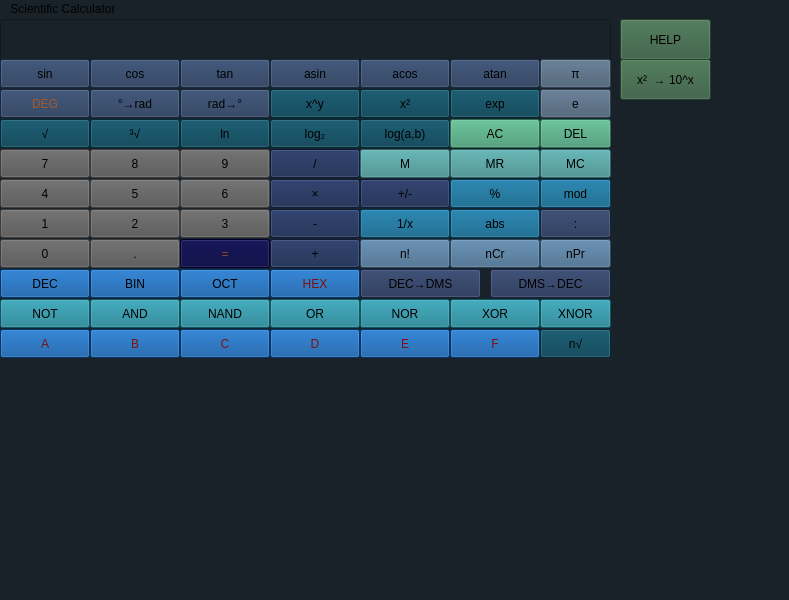
Before: the Qt Designer form mainwindow.ui in VahagMardyan/Scientific_Calculator, drawn with Qt 5.
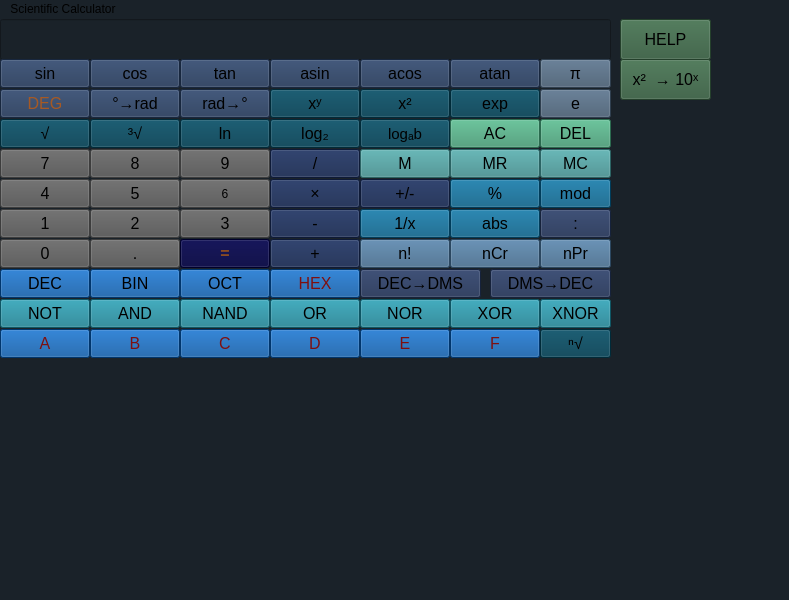
After: the same form once the commit is applied.

What changed in the file:
```diff
--- a/mainwindow.ui
+++ b/mainwindow.ui
@@ -49,6 +49,11 @@
       <height>29</height>
      </rect>
     </property>
+    <property name="font">
+     <font>
+      <pointsize>12</pointsize>
+     </font>
+    </property>
     <property name="cursor">
      <cursorShape>PointingHandCursor</cursorShape>
     </property>
@@ -74,6 +79,11 @@
       <height>29</height>
      </rect>
     </property>
+    <property name="font">
+     <font>
+      <pointsize>12</pointsize>
+     </font>
+    </property>
     <property name="cursor">
      <cursorShape>PointingHandCursor</cursorShape>
     </property>
@@ -96,6 +106,12 @@
       <height>29</height>
      </rect>
     </property>
+    <property name="font">
+     <font>
+      <pointsize>12</pointsize>
+      <underline>false</underline>
+     </font>
+    </property>
     <property name="cursor">
      <cursorShape>PointingHandCursor</cursorShape>
     </property>
@@ -118,6 +134,11 @@
       <height>29</height>
      </rect>
     </property>
+    <property name="font">
+     <font>
+      <pointsize>12</pointsize>
+     </font>
+    </property>
     <property name="cursor">
      <cursorShape>PointingHandCursor</cursorShape>
     </property>
@@ -140,6 +161,11 @@
       <height>29</height>
      </rect>
     </property>
+    <property name="font">
+     <font>
+      <pointsize>12</pointsize>
+     </font>
+    </property>
     <property name="cursor">
      <cursorShape>PointingHandCursor</cursorShape>
     </property>
@@ -162,6 +188,11 @@
       <height>29</height>
      </rect>
     </property>
+    <property name="font">
+     <font>
+      <pointsize>12</pointsize>
+     </font>
+    </property>
     <property name="cursor">
      <cursorShape>PointingHandCursor</cursorShape>
     </property>
@@ -184,6 +215,11 @@
       <height>29</height>
      </rect>
     </property>
+    <property name="font">
+     <font>
+      <pointsize>12</pointsize>
+     </font>
+    </property>
     <property name="cursor">
      <cursorShape>PointingHandCursor</cursorShape>
     </property>
@@ -206,6 +242,11 @@
       <height>41</height>
      </rect>
     </property>
+    <property name="font">
+     <font>
+      <pointsize>12</pointsize>
+     </font>
+    </property>
     <property name="cursor">
      <cursorShape>PointingHandCursor</cursorShape>
     </property>
@@ -228,6 +269,11 @@
       <height>29</height>
      </rect>
     </property>
+    <property name="font">
+     <font>
+      <pointsize>12</pointsize>
+     </font>
+    </property>
     <property name="cursor">
      <cursorShape>PointingHandCursor</cursorShape>
     </property>
@@ -251,6 +297,11 @@
       <height>29</height>
      </rect>
     </property>
+    <property name="font">
+     <font>
+      <pointsize>12</pointsize>
+     </font>
+    </property>
     <property name="cursor">
      <cursorShape>PointingHandCursor</cursorShape>
     </property>
@@ -273,6 +324,11 @@
       <height>29</height>
      </rect>
     </property>
+    <property name="font">
+     <font>
+      <pointsize>12</pointsize>
+     </font>
+    </property>
     <property name="cursor">
      <cursorShape>PointingHandCursor</cursorShape>
     </property>
@@ -283,7 +339,7 @@
      <string notr="true">background-color: rgb(0, 60, 80);</string>
     </property>
     <property name="text">
-     <string>x^y</string>
+     <string>xʸ</string>
     </property>
    </widget>
    <widget class="QPushButton" name="btnDegToRad">
@@ -295,6 +351,11 @@
       <height>29</height>
      </rect>
     </property>
+    <property name="font">
+     <font>
+      <pointsize>12</pointsize>
+     </font>
+    </property>
     <property name="cursor">
      <cursorShape>PointingHandCursor</cursorShape>
     </property>
@@ -317,6 +378,11 @@
       <height>29</height>
      </rect>
     </property>
+    <property name="font">
+     <font>
+      <pointsize>12</pointsize>
+     </font>
+    </property>
     <property name="cursor">
      <cursorShape>PointingHandCursor</cursorShape>
     </property>
@@ -339,6 +405,11 @@
       <height>29</height>
      </rect>
     </property>
+    <property name="font">
+     <font>
+      <pointsize>12</pointsize>
+     </font>
+    </property>
     <property name="cursor">
      <cursorShape>PointingHandCursor</cursorShape>
     </property>
@@ -361,6 +432,11 @@
       <height>29</height>
      </rect>
     </property>
+    <property name="font">
+     <font>
+      <pointsize>12</pointsize>
+     </font>
+    </property>
     <property name="cursor">
      <cursorShape>PointingHandCursor</cursorShape>
     </property>
@@ -383,6 +459,11 @@
       <height>29</height>
      </rect>
     </property>
+    <property name="font">
+     <font>
+      <pointsize>12</pointsize>
+     </font>
+    </property>
     <property name="cursor">
      <cursorShape>PointingHandCursor</cursorShape>
     </property>
@@ -405,6 +486,11 @@
       <height>29</height>
      </rect>
     </property>
+    <property name="font">
+     <font>
+      <pointsize>12</pointsize>
+     </font>
+    </property>
     <property name="cursor">
      <cursorShape>PointingHandCursor</cursorShape>
     </property>
@@ -427,6 +513,11 @@
       <height>29</height>
      </rect>
     </property>
+    <property name="font">
+     <font>
+      <pointsize>12</pointsize>
+     </font>
+    </property>
     <property name="cursor">
      <cursorShape>PointingHandCursor</cursorShape>
     </property>
@@ -449,6 +540,11 @@
       <height>29</height>
      </rect>
     </property>
+    <property name="font">
+     <font>
+      <pointsize>12</pointsize>
+     </font>
+    </property>
     <property name="cursor">
      <cursorShape>PointingHandCursor</cursorShape>
     </property>
@@ -471,6 +567,11 @@
       <height>29</height>
      </rect>
     </property>
+    <property name="font">
+     <font>
+      <pointsize>12</pointsize>
+     </font>
+    </property>
     <property name="cursor">
      <cursorShape>PointingHandCursor</cursorShape>
     </property>
@@ -493,6 +594,11 @@
       <height>29</height>
      </rect>
     </property>
+    <property name="font">
+     <font>
+      <pointsize>12</pointsize>
+     </font>
+    </property>
     <property name="cursor">
      <cursorShape>PointingHandCursor</cursorShape>
     </property>
@@ -515,6 +621,11 @@
       <height>29</height>
      </rect>
     </property>
+    <property name="font">
+     <font>
+      <pointsize>12</pointsize>
+     </font>
+    </property>
     <property name="cursor">
      <cursorShape>PointingHandCursor</cursorShape>
     </property>
@@ -534,6 +645,11 @@
       <height>29</height>
      </rect>
     </property>
+    <property name="font">
+     <font>
+      <pointsize>12</pointsize>
+     </font>
+    </property>
     <property name="cursor">
      <cursorShape>PointingHandCursor</cursorShape>
     </property>
@@ -555,6 +671,7 @@
     </property>
     <property name="font">
      <font>
+      <pointsize>11</pointsize>
       <bold>false</bold>
      </font>
     </property>
@@ -568,7 +685,7 @@
      <string notr="true">background-color: rgb(0, 60, 80);</string>
     </property>
     <property name="text">
-     <string>log(a,b)</string>
+     <string>logₐb</string>
     </property>
    </widget>
    <widget class="QPushButton" name="btnDel">
@@ -580,6 +697,11 @@
       <height>29</height>
      </rect>
     </property>
+    <property name="font">
+     <font>
+      <pointsize>12</pointsize>
+     </font>
+    </property>
     <property name="cursor">
      <cursorShape>PointingHandCursor</cursorShape>
     </property>
@@ -602,6 +724,11 @@
       <height>29</height>
      </rect>
     </property>
+    <property name="font">
+     <font>
+      <pointsize>12</pointsize>
+     </font>
+    </property>
     <property name="cursor">
      <cursorShape>PointingHandCursor</cursorShape>
     </property>
@@ -624,6 +751,11 @@
       <height>29</height>
      </rect>
     </property>
+    <property name="font">
+     <font>
+      <pointsize>12</pointsize>
+     </font>
+    </property>
     <property name="cursor">
      <cursorShape>PointingHandCursor</cursorShape>
     </property>
@@ -643,6 +775,11 @@
       <height>29</height>
      </rect>
     </property>
+    <property name="font">
+     <font>
+      <pointsize>12</pointsize>
+     </font>
+    </property>
     <property name="cursor">
      <cursorShape>PointingHandCursor</cursorShape>
     </property>
@@ -662,6 +799,11 @@
       <height>29</height>
      </rect>
     </property>
+    <property name="font">
+     <font>
+      <pointsize>12</pointsize>
+     </font>
+    </property>
     <property name="cursor">
      <cursorShape>PointingHandCursor</cursorShape>
     </property>
@@ -684,6 +826,11 @@
       <height>29</height>
      </rect>
     </property>
+    <property name="font">
+     <font>
+      <pointsize>12</pointsize>
+     </font>
+    </property>
     <property name="cursor">
      <cursorShape>PointingHandCursor</cursorShape>
     </property>
@@ -706,6 +853,11 @@
       <height>29</height>
      </rect>
     </property>
+    <property name="font">
+     <font>
+      <pointsize>12</pointsize>
+     </font>
+    </property>
     <property name="cursor">
      <cursorShape>PointingHandCursor</cursorShape>
     </property>
@@ -728,6 +880,11 @@
       <height>29</height>
      </rect>
     </property>
+    <property name="font">
+     <font>
+      <pointsize>12</pointsize>
+     </font>
+    </property>
     <property name="cursor">
      <cursorShape>PointingHandCursor</cursorShape>
     </property>
@@ -747,6 +904,11 @@
       <height>29</height>
      </rect>
     </property>
+    <property name="font">
+     <font>
+      <pointsize>12</pointsize>
+     </font>
+    </property>
     <property name="cursor">
      <cursorShape>PointingHandCursor</cursorShape>
     </property>
@@ -766,6 +928,11 @@
       <height>29</height>
      </rect>
     </property>
+    <property name="font">
+     <font>
+      <pointsize>12</pointsize>
+     </font>
+    </property>
     <property name="cursor">
      <cursorShape>PointingHandCursor</cursorShape>
     </property>
@@ -788,6 +955,11 @@
       <height>29</height>
      </rect>
     </property>
+    <property name="font">
+     <font>
+      <pointsize>12</pointsize>
+     </font>
+    </property>
     <property name="cursor">
      <cursorShape>PointingHandCursor</cursorShape>
     </property>
@@ -826,6 +998,11 @@
       <height>29</height>
      </rect>
     </property>
+    <property name="font">
+     <font>
+      <pointsize>12</pointsize>
+     </font>
+    </property>
     <property name="cursor">
      <cursorShape>PointingHandCursor</cursorShape>
     </property>
@@ -845,6 +1022,11 @@
       <height>29</height>
      </rect>
     </property>
+    <property name="font">
+     <font>
+      <pointsize>12</pointsize>
+     </font>
+    </property>
     <property name="cursor">
      <cursorShape>PointingHandCursor</cursorShape>
     </property>
@@ -864,6 +1046,11 @@
       <height>29</height>
      </rect>
     </property>
+    <property name="font">
+     <font>
+      <pointsize>12</pointsize>
+     </font>
+    </property>
     <property name="cursor">
      <cursorShape>PointingHandCursor</cursorShape>
     </property>
@@ -886,6 +1073,11 @@
       <height>29</height>
      </rect>
     </property>
+    <property name="font">
+     <font>
+      <pointsize>12</pointsize>
+     </font>
+    </property>
     <property name="cursor">
      <cursorShape>PointingHandCursor</cursorShape>
     </property>
@@ -908,6 +1100,11 @@
       <height>29</height>
      </rect>
     </property>
+    <property name="font">
+     <font>
+      <pointsize>12</pointsize>
+     </font>
+    </property>
     <property name="cursor">
      <cursorShape>PointingHandCursor</cursorShape>
     </property>
@@ -930,6 +1127,11 @@
       <height>29</height>
      </rect>
     </property>
+    <property name="font">
+     <font>
+      <pointsize>12</pointsize>
+     </font>
+    </property>
     <property name="cursor">
      <cursorShape>PointingHandCursor</cursorShape>
     </property>
@@ -949,6 +1151,11 @@
       <height>29</height>
      </rect>
     </property>
+    <property name="font">
+     <font>
+      <pointsize>12</pointsize>
+     </font>
+    </property>
     <property name="cursor">
      <cursorShape>PointingHandCursor</cursorShape>
     </property>
@@ -968,6 +1175,11 @@
       <height>29</height>
      </rect>
     </property>
+    <property name="font">
+     <font>
+      <pointsize>12</pointsize>
+     </font>
+    </property>
     <property name="cursor">
      <cursorShape>PointingHandCursor</cursorShape>
     </property>
@@ -987,6 +1199,11 @@
       <height>29</height>
      </rect>
     </property>
+    <property name="font">
+     <font>
+      <pointsize>12</pointsize>
+     </font>
+    </property>
     <property name="cursor">
      <cursorShape>PointingHandCursor</cursorShape>
     </property>
@@ -1009,6 +1226,11 @@
       <height>29</height>
      </rect>
     </property>
+    <property name="font">
+     <font>
+      <pointsize>12</pointsize>
+     </font>
+    </property>
     <property name="cursor">
      <cursorShape>PointingHandCursor</cursorShape>
     </property>
@@ -1031,6 +1253,11 @@
       <height>29</height>
      </rect>
     </property>
+    <property name="font">
+     <font>
+      <pointsize>12</pointsize>
+     </font>
+    </property>
     <property name="cursor">
      <cursorShape>PointingHandCursor</cursorShape>
     </property>
@@ -1053,6 +1280,11 @@
       <height>29</height>
      </rect>
     </property>
+    <property name="font">
+     <font>
+      <pointsize>12</pointsize>
+     </font>
+    </property>
     <property name="cursor">
      <cursorShape>PointingHandCursor</cursorShape>
     </property>
@@ -1072,6 +1304,12 @@
       <height>29</height>
      </rect>
     </property>
+    <property name="font">
+     <font>
+      <pointsize>12</pointsize>
+      <bold>true</bold>
+     </font>
+    </property>
     <property name="cursor">
      <cursorShape>PointingHandCursor</cursorShape>
     </property>
@@ -1095,6 +1333,11 @@
       <height>29</height>
      </rect>
     </property>
+    <property name="font">
+     <font>
+      <pointsize>12</pointsize>
+     </font>
+    </property>
     <property name="cursor">
      <cursorShape>PointingHandCursor</cursorShape>
     </property>
@@ -1114,6 +1357,11 @@
       <height>29</height>
      </rect>
     </property>
+    <property name="font">
+     <font>
+      <pointsize>12</pointsize>
+     </font>
+    </property>
     <property name="cursor">
      <cursorShape>PointingHandCursor</cursorShape>
     </property>
@@ -1137,6 +1385,11 @@
       <height>29</height>
      </rect>
     </property>
+    <property name="font">
+     <font>
+      <pointsize>12</pointsize>
+     </font>
+    </property>
     <property name="cursor">
      <cursorShape>PointingHandCursor</cursorShape>
     </property>
@@ -1160,6 +1413,11 @@
       <height>29</height>
      </rect>
     </property>
+    <property name="font">
+     <font>
+      <pointsize>12</pointsize>
+     </font>
+    </property>
     <property name="cursor">
      <cursorShape>PointingHandCursor</cursorShape>
     </property>
@@ -1183,6 +1441,11 @@
       <height>29</height>
      </rect>
     </property>
+    <property name="font">
+     <font>
+      <pointsize>12</pointsize>
+     </font>
+    </property>
     <property name="cursor">
      <cursorShape>PointingHandCursor</cursorShape>
     </property>
@@ -1209,6 +1472,11 @@
       <height>29</height>
      </rect>
     </property>
+    <property name="font">
+     <font>
+      <pointsize>12</pointsize>
+     </font>
+    </property>
     <property name="cursor">
      <cursorShape>PointingHandCursor</cursorShape>
     </property>
@@ -1232,6 +1500,11 @@
       <height>29</height>
      </rect>
     </property>
+    <property name="font">
+     <font>
+      <pointsize>12</pointsize>
+     </font>
+    </property>
     <property name="cursor">
      <cursorShape>PointingHandCursor</cursorShape>
     </property>
@@ -1242,7 +1515,7 @@
      <string notr="true">background-color: rgb(0, 60, 80);</string>
     </property>
     <property name="text">
-     <string>n√</string>
+     <string>ⁿ√</string>
     </property>
    </widget>
    <widget class="QPushButton" name="btnB_hex">
@@ -1254,6 +1527,11 @@
       <height>29</height>
      </rect>
     </property>
+    <property name="font">
+     <font>
+      <pointsize>12</pointsize>
+     </font>
+    </property>
     <property name="cursor">
      <cursorShape>PointingHandCursor</cursorShape>
     </property>
@@ -1277,6 +1555,11 @@
       <height>29</height>
      </rect>
     </property>
+    <property name="font">
+     <font>
+      <pointsize>12</pointsize>
+     </font>
+    </property>
     <property name="cursor">
      <cursorShape>PointingHandCursor</cursorShape>
     </property>
@@ -1299,6 +1582,11 @@
       <height>29</height>
      </rect>
     </property>
+    <property name="font">
+     <font>
+      <pointsize>12</pointsize>
+     </font>
+    </property>
     <property name="cursor">
      <cursorShape>PointingHandCursor</cursorShape>
     </property>
@@ -1321,6 +1609,11 @@
       <height>29</height>
      </rect>
     </property>
+    <property name="font">
+     <font>
+      <pointsize>12</pointsize>
+     </font>
+    </property>
     <property name="cursor">
      <cursorShape>PointingHandCursor</cursorShape>
     </property>
@@ -1343,6 +1636,11 @@
       <height>29</height>
      </rect>
     </property>
+    <property name="font">
+     <font>
+      <pointsize>12</pointsize>
+     </font>
+    </property>
     <property name="cursor">
      <cursorShape>PointingHandCursor</cursorShape>
     </property>
@@ -1365,6 +1663,11 @@
       <height>29</height>
      </rect>
     </property>
+    <property name="font">
+     <font>
+      <pointsize>12</pointsize>
+     </font>
+    </property>
     <property name="cursor">
      <cursorShape>PointingHandCursor</cursorShape>
     </property>
@@ -1390,6 +1693,11 @@
       <height>29</height>
      </rect>
     </property>
+    <property name="font">
+     <font>
+      <pointsize>12</pointsize>
+     </font>
+    </property>
     <property name="cursor">
      <cursorShape>PointingHandCursor</cursorShape>
     </property>
@@ -1413,6 +1721,11 @@
       <height>29</height>
      </rect>
     </property>
+    <property name="font">
+     <font>
+      <pointsize>12</pointsize>
+     </font>
+    </property>
     <property name="cursor">
      <cursorShape>PointingHandCursor</cursorShape>
     </property>
@@ -1435,6 +1748,11 @@
       <height>29</height>
      </rect>
     </property>
+    <property name="font">
+     <font>
+      <pointsize>12</pointsize>
+     </font>
+    </property>
     <property name="cursor">
      <cursorShape>PointingHandCursor</cursorShape>
     </property>
@@ -1457,6 +1775,11 @@
       <height>29</height>
      </rect>
     </property>
+    <property name="font">
+     <font>
+      <pointsize>12</pointsize>
+     </font>
+    </property>
     <property name="cursor">
      <cursorShape>PointingHandCursor</cursorShape>
     </property>
@@ -1479,6 +1802,11 @@
       <height>29</height>
      </rect>
     </property>
+    <property name="font">
+     <font>
+      <pointsize>12</pointsize>
+     </font>
+    </property>
     <property name="cursor">
      <cursorShape>PointingHandCursor</cursorShape>
     </property>
@@ -1501,6 +1829,11 @@
       <height>29</height>
      </rect>
     </property>
+    <property name="font">
+     <font>
+      <pointsize>12</pointsize>
+     </font>
+    </property>
     <property name="cursor">
      <cursorShape>PointingHandCursor</cursorShape>
     </property>
@@ -1523,6 +1856,11 @@
       <height>29</height>
      </rect>
     </property>
+    <property name="font">
+     <font>
+      <pointsize>12</pointsize>
+     </font>
+    </property>
     <property name="cursor">
      <cursorShape>PointingHandCursor</cursorShape>
     </property>
@@ -1545,6 +1883,11 @@
       <height>29</height>
      </rect>
     </property>
+    <property name="font">
+     <font>
+      <pointsize>12</pointsize>
+     </font>
+    </property>
     <property name="cursor">
      <cursorShape>PointingHandCursor</cursorShape>
     </property>
@@ -1567,6 +1910,11 @@
       <height>41</height>
      </rect>
     </property>
+    <property name="font">
+     <font>
+      <pointsize>12</pointsize>
+     </font>
+    </property>
     <property name="cursor">
      <cursorShape>PointingHandCursor</cursorShape>
     </property>
@@ -1577,7 +1925,7 @@
      <string notr="true">background-color: rgb(50, 90, 60);</string>
     </property>
     <property name="text">
-     <string>x²  → 10^x</string>
+     <string>x²  → 10ˣ</string>
     </property>
    </widget>
   </widget>
@@ -1607,6 +1955,12 @@
      <height>0</height>
     </size>
    </property>
+   <property name="font">
+    <font>
+     <pointsize>12</pointsize>
+     <bold>true</bold>
+    </font>
+   </property>
    <property name="autoFillBackground">
     <bool>false</bool>
    </property>
```
Left out of the diff: 39 changed lines with no effect on the pictures.
